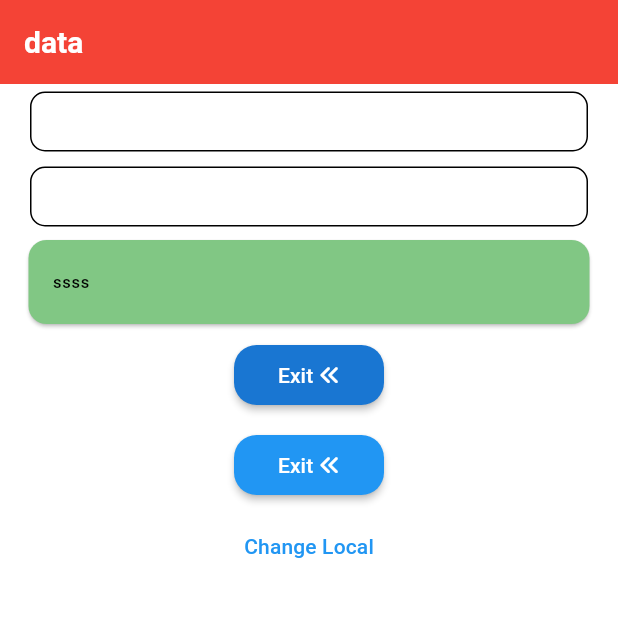
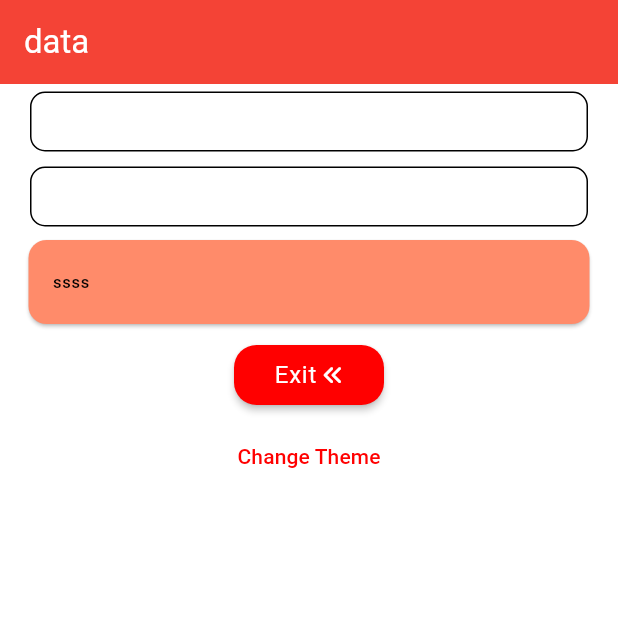
Before and after one commit to OmarAfoshAhmad/environment, a Flutter app: the screen it shows after launch, on a phone screen of 412 x 824 dp, the top half of it. Run offline on Flutter 3.47's test engine with Material 3 defaults, Android fonts, the phone set to English and light mode, and no system bars; our stand-ins replace firebase_auth, firebase_core, firebase_messaging, font_awesome_flutter, get, hexcolor; accounts and stored records are empty.

```diff
--- a/lib/Components/button_component.dart
+++ b/lib/Components/button_component.dart
@@ -1,5 +1,6 @@
 import 'package:flutter/material.dart';
 import 'package:font_awesome_flutter/font_awesome_flutter.dart';
+
 
 class ButtonComponent extends StatelessWidget {
   final double width;
@@ -12,6 +13,7 @@ class ButtonComponent extends StatelessWidget {
   final double rounded;
   final double mHorizantal;
   final double mVertical;
+  final TextStyle? textStyle;
   const ButtonComponent({
     super.key,
     this.width = 100,
@@ -24,6 +26,7 @@ class ButtonComponent extends StatelessWidget {
     this.rounded = 15,
     this.mHorizantal = 20,
     this.mVertical = 10,
+     required this.textStyle,
   });
 
   @override
@@ -47,7 +50,7 @@ class ButtonComponent extends StatelessWidget {
           children: [
             Text(
               "Exit",
-              style: TextStyle(fontSize: sizeFont),
+              style: textStyle,
             ),
             SizedBox(
               width: width / 25,
--- a/lib/Core/themController.dart
+++ b/lib/Core/GeneralController.dart
@@ -1,10 +1,8 @@
 import 'package:flutter/material.dart';
 import 'package:get/get.dart';
 
-class ChangeTheme extends GetxController {
-  // bool _darkModeEnabled = false;
-  // ThemeMode _themeMode = ThemeMode.system;
-  //   bool isDarkMode = Theme.of().brightness == Brightness.dark;
+class GeneralController extends GetxController {
+//  Change Theme Mode From Light Or Dark
   void changeMode() {
     Get.theme.brightness == Brightness.dark
         ? Get.changeTheme(ThemeData.light())
--- /dev/null
+++ b/lib/Core/ThemeClass.dart
@@ -0,0 +1,82 @@
+import 'package:flutter/material.dart';
+import 'package:hexcolor/hexcolor.dart';
+
+class ThemeClass {
+  static Color lightPrimaryColor = HexColor('#FF0000');
+  static Color darkPrimaryColor = HexColor('#FFFFFF');
+  static Color secondaryColor = HexColor('#FF8B6A');
+  static Color darkSecondaryColor = HexColor('#FF0000');
+  static Color accentColor = HexColor('#FFD2BB');
+  static Color scaffoldBackgroundColor = HexColor('#FF0000');
+  static const Color textColorLight = Color(0xFFFFFFFF);
+  static const Color textColorDark = Color(0xFF000000);
+
+  // static Color textColorLight = HexColor('#FFFFFF');
+  // static Color textColorDark = HexColor('#000000');
+  static ThemeData lightTheme = ThemeData(
+    primaryColor: scaffoldBackgroundColor,
+    textTheme: TextTheme(
+      bodyLarge: TextStyle(
+        color: textColorLight,
+      ),
+    ),
+    colorScheme: const ColorScheme.light()
+        .copyWith(primary: lightPrimaryColor, secondary: secondaryColor),
+  );
+
+  static ThemeData darkTheme = ThemeData(
+    primaryColor: scaffoldBackgroundColor,
+    colorScheme: ColorScheme.dark()
+        .copyWith(primary: darkPrimaryColor, secondary: darkSecondaryColor),
+    textTheme: TextTheme(
+      bodyLarge: TextStyle(
+        color: textColorDark,
+      ),
+    ),
+  );
+}
+
+
+
+
+//  brightness: Brightness.light,
+//           primaryColor: Colors.green,
+//           hintColor: Colors.green,
+//           colorScheme:
+//               ColorScheme.fromSwatch().copyWith(secondary: Colors.green[300]),
+//           scaffoldBackgroundColor: Colors.white,
+//           cardColor: Colors.green,
+//           dividerColor: Colors.black,
+//           textTheme: const TextTheme(
+//             headline1: TextStyle(fontSize: 32.0, fontWeight: FontWeight.bold),
+//             headline2: TextStyle(fontSize: 24.0, fontWeight: FontWeight.w600),
+//             bodyText1: TextStyle(fontSize: 16.0),
+//             bodyText2: TextStyle(fontSize: 14.0),
+//           ),
+//           appBarTheme: const AppBarTheme(
+//             backgroundColor: Colors.orange,
+//             foregroundColor: Colors.white,
+//             titleTextStyle:
+//                 TextStyle(fontSize: 20.0, fontWeight: FontWeight.bold),
+//           ),
+//           buttonTheme: ButtonThemeData(
+//             buttonColor: Colors.orange,
+//             textTheme: ButtonTextTheme.primary,
+//             shape: RoundedRectangleBorder(
+//                 borderRadius: BorderRadius.circular(10.0)),
+//           ),
+//           inputDecorationTheme: InputDecorationTheme(
+//             filled: true,
+//             fillColor: Colors.grey[200],
+//             border: OutlineInputBorder(
+//               borderRadius: BorderRadius.circular(10.0),
+//               borderSide: BorderSide.none,
+//             ),
+//           ),
+//           tooltipTheme: TooltipThemeData(
+//             decoration: BoxDecoration(
+//               color: Colors.black87,
+//               borderRadius: BorderRadius.circular(5.0),
+//             ),
+//             textStyle: TextStyle(color: Colors.white),
+//           ),
--- a/lib/main.dart
+++ b/lib/main.dart
@@ -1,70 +1,71 @@
+import 'package:firebase_auth/firebase_auth.dart';
+import 'package:firebase_core/firebase_core.dart';
+import 'package:firebase_messaging/firebase_messaging.dart';
+import 'package:flutter/foundation.dart';
 import 'package:flutter/material.dart';
 import 'package:get/get.dart';
-import 'package:test_flutter/Core/themController.dart';
+import 'package:test_flutter/Core/FirbaseMessagingController.dart';
+import 'package:test_flutter/Core/GeneralController.dart';
+import 'package:test_flutter/Core/ThemeClass.dart';
+import 'package:test_flutter/firebase_options.dart';
 import 'package:test_flutter/views/home.dart';
 
-void main() {
+FirebaseMessagingController messagingController = FirebaseMessagingController();
+// Background For Notifications
+Future<void> _firebaseMessagingBackgroundHandler(RemoteMessage message) async {
+  if (kDebugMode) {
+    print("background==============");
+    if (message.notification != null) {
+      print(message.notification!.title);
+    } else {
+      print("Notification is null");
+    }
+  }
+}
+
+void main() async {
+  WidgetsFlutterBinding.ensureInitialized();
+  await Firebase.initializeApp(options: DefaultFirebaseOptions.currentPlatform);
+  // Background For Notifications
+  FirebaseMessaging.onBackgroundMessage(_firebaseMessagingBackgroundHandler);
+
+  // Permssion For Notifications
+  messagingController.requestPermission();
+//  Foreground For Notifications
+  FirebaseMessaging.onMessage.listen((RemoteMessage message) {
+    if (message.notification != null) {
+      if (kDebugMode) {
+        print("Foreground==============");
+        print(message.notification!.title);
+      }
+    }
+  });
+
+  // For Check User Auth
+  FirebaseAuth.instance.authStateChanges().listen((User? user) {
+    if (user == null) {
+      print('User is currently signed out!');
+    } else {
+      print('User is signed in!');
+    }
+  });
+// ------------------------
+
   runApp(const MyApp());
 }
 
 class MyApp extends StatelessWidget {
   const MyApp({super.key});
-
-  // This widget is the root of your application.
   @override
   Widget build(BuildContext context) {
-    ChangeTheme controller = Get.put(ChangeTheme());
+    GeneralController controller = Get.put(GeneralController());
     return GetMaterialApp(
         debugShowCheckedModeBanner: false,
         locale: Get.deviceLocale,
         title: 'Flutter Demo',
-        themeMode: ThemeMode.light,
-        darkTheme: ThemeData(
-          brightness: Brightness.dark,
-        ),
-        theme: ThemeData(
-          brightness: Brightness.light,
-          primaryColor: Colors.green,
-          hintColor: Colors.green,
-          colorScheme:
-              ColorScheme.fromSwatch().copyWith(secondary: Colors.green[300]),
-          scaffoldBackgroundColor: Colors.white,
-          cardColor: Colors.green,
-          dividerColor: Colors.black,
-          textTheme: const TextTheme(
-            headline1: TextStyle(fontSize: 32.0, fontWeight: FontWeight.bold),
-            headline2: TextStyle(fontSize: 24.0, fontWeight: FontWeight.w600),
-            bodyText1: TextStyle(fontSize: 16.0),
-            bodyText2: TextStyle(fontSize: 14.0),
-          ),
-          appBarTheme: const AppBarTheme(
-            backgroundColor: Colors.orange,
-            foregroundColor: Colors.white,
-            titleTextStyle:
-                TextStyle(fontSize: 20.0, fontWeight: FontWeight.bold),
-          ),
-          buttonTheme: ButtonThemeData(
-            buttonColor: Colors.orange,
-            textTheme: ButtonTextTheme.primary,
-            shape: RoundedRectangleBorder(
-                borderRadius: BorderRadius.circular(10.0)),
-          ),
-          inputDecorationTheme: InputDecorationTheme(
-            filled: true,
-            fillColor: Colors.grey[200],
-            border: OutlineInputBorder(
-              borderRadius: BorderRadius.circular(10.0),
-              borderSide: BorderSide.none,
-            ),
-          ),
-          tooltipTheme: TooltipThemeData(
-            decoration: BoxDecoration(
-              color: Colors.black87,
-              borderRadius: BorderRadius.circular(5.0),
-            ),
-            textStyle: TextStyle(color: Colors.white),
-          ),
-        ),
+        themeMode: ThemeMode.system,
+        theme: ThemeClass.lightTheme,
+        darkTheme: ThemeClass.darkTheme,
         home: const Home());
   }
 }
--- a/lib/views/home.dart
+++ b/lib/views/home.dart
@@ -1,9 +1,9 @@
-import 'package:flutter/foundation.dart';
 import 'package:flutter/material.dart';
 import 'package:get/get.dart';
 import 'package:test_flutter/Components/button_component.dart';
 import 'package:test_flutter/Components/field_component.dart';
-import 'package:test_flutter/Core/themController.dart';
+import 'package:test_flutter/Core/GeneralController.dart';
+import 'package:test_flutter/Core/ThemeClass.dart';
 
 class Home extends StatelessWidget {
   const Home({super.key});
@@ -11,7 +11,7 @@ class Home extends StatelessWidget {
   @override
   Widget build(BuildContext context) {
     TextEditingController name = TextEditingController();
-    ChangeTheme controller = Get.find();
+    GeneralController controller = Get.find();
     return Scaffold(
         appBar: AppBar(
           title: const Text("data"),
@@ -32,18 +32,15 @@ class Home extends StatelessWidget {
               color: Theme.of(context).colorScheme.secondary,
             ),
           ),
-          ButtonComponent(backcolor: Theme.of(context).primaryColorDark),
-          const ButtonComponent(),
+          // ButtonComponent(backcolor: ThemeClass.darkTheme.colorScheme.primary),
+          ButtonComponent(
+              backcolor: Theme.of(context).colorScheme.primary,
+              textStyle: Theme.of(context).textTheme.bodyLarge),
           TextButton(
               onPressed: () {
-                // var locale = const Locale('ar', 'LB ');
-                // Get.updateLocale(locale);
-                // if (kDebugMode) {
-                //   print(locale.countryCode);
-                // }
                 controller.changeMode();
               },
-              child: const Text("Change Local"))
+              child: const Text("Change Theme"))
         ]));
   }
 }
--- a/pubspec.yaml
+++ b/pubspec.yaml
@@ -37,6 +37,11 @@ dependencies:
   cupertino_icons: ^1.0.2
   get: ^4.6.6
   font_awesome_flutter: ^10.6.0
+  firebase_messaging: ^14.7.10
+  firebase_core: ^2.24.2
+  firebase_auth: ^4.16.0
+  http: ^1.2.0
+  hexcolor: ^3.0.1
 
 dev_dependencies:
   flutter_test:
```
Also changed, not shown: lib/Core/FirbaseMessagingController.dart (added, +69 -0 lines), lib/firebase_options.dart (added), pubspec.lock, 8 other files.
